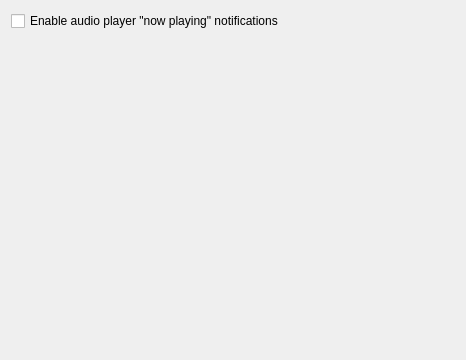
Qt form ui/options_player.ui (metabrainz/picard) before a commit.
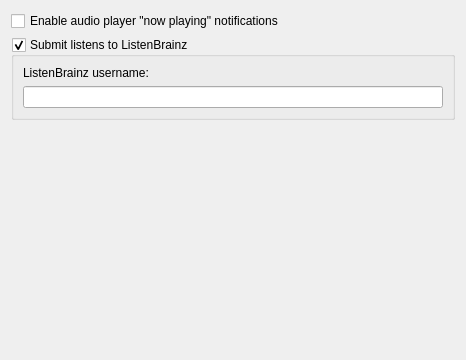
The same form after that commit.

Commit message: PICARD-2982: Added options to enable ListenBrainz and set username

```diff
--- a/ui/options_player.ui
+++ b/ui/options_player.ui
@@ -18,6 +18,35 @@
      </property>
     </widget>
    </item>
+   <item>
+    <widget class="QGroupBox" name="listenbrainz_enabled">
+     <property name="title">
+      <string>Submit listens to ListenBrainz</string>
+     </property>
+     <property name="checkable">
+      <bool>true</bool>
+     </property>
+     <layout class="QVBoxLayout" name="verticalLayout">
+      <item>
+       <widget class="QLabel" name="listenbrainz_user_label">
+        <property name="text">
+         <string>ListenBrainz username:</string>
+        </property>
+        <property name="buddy">
+         <cstring>listenbrainz_user</cstring>
+        </property>
+       </widget>
+      </item>
+      <item>
+       <widget class="QLineEdit" name="listenbrainz_user">
+        <property name="accessibleName">
+         <string>ListenBrainz username</string>
+        </property>
+       </widget>
+      </item>
+     </layout>
+    </widget>
+   </item>
    <item>
     <spacer name="verticalSpacer">
      <property name="orientation">
```
Left out of the diff: 3 changed lines with no effect on the pictures. The commit also changes 3 other files.
